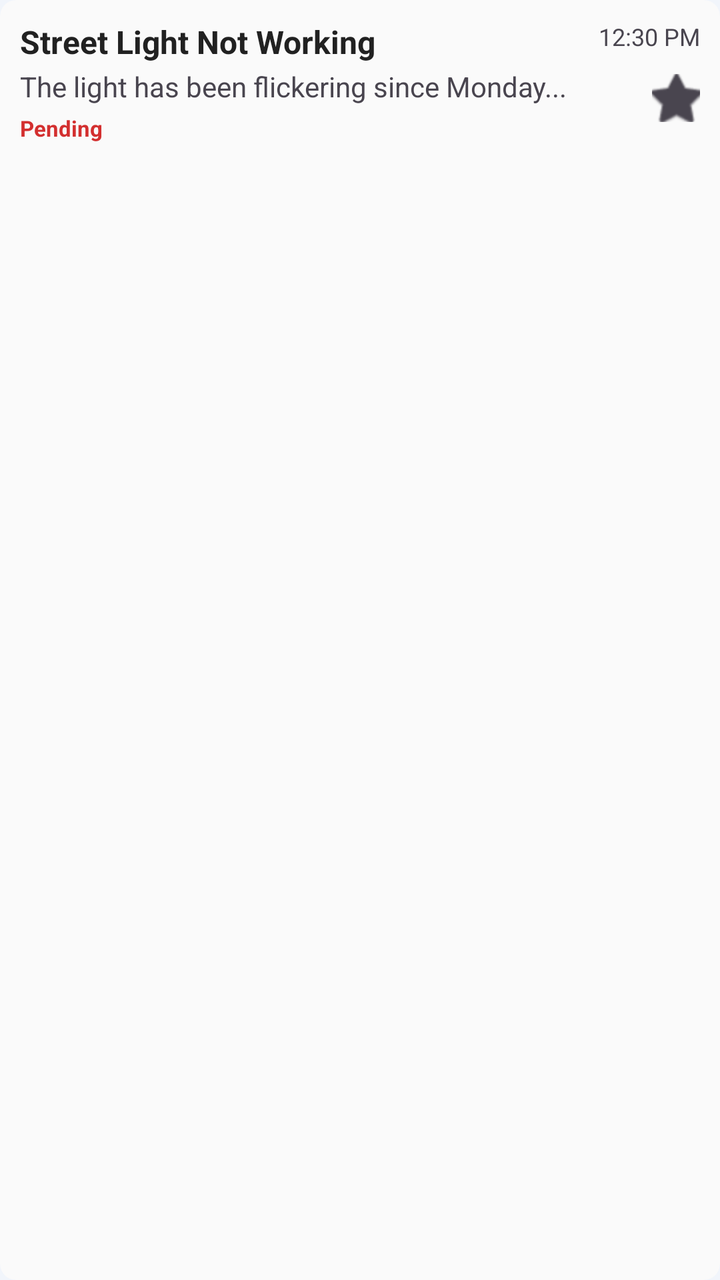
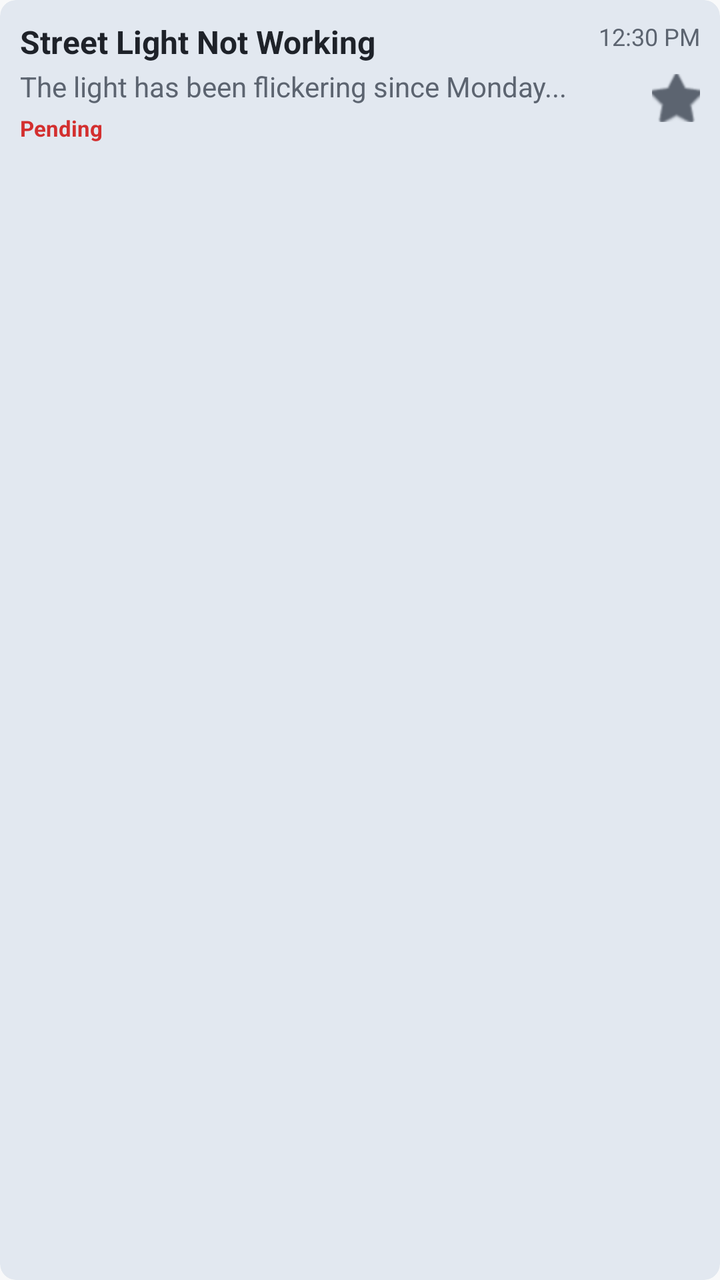

Compare the two renders of this Android layout. The source of the first and the diff that turns it into the second are given below.
<!-- AndroidManifest.xml: application theme Theme.Urbanfix -->
<!-- res/layout/item_complaints.xml -->
<?xml version="1.0" encoding="utf-8"?>
<com.google.android.material.card.MaterialCardView
    xmlns:android="http://schemas.android.com/apk/res/android"
    xmlns:app="http://schemas.android.com/apk/res-auto"
    xmlns:tools="http://schemas.android.com/tools"
    android:layout_width="match_parent"
    android:layout_height="wrap_content"
    android:layout_marginHorizontal="6dp"
    android:layout_marginVertical="1dp"
    app:cardCornerRadius="8dp"
    app:cardElevation="0dp"
    app:strokeWidth="0dp"
    app:cardBackgroundColor="?attr/colorSurface"
    android:foreground="?attr/selectableItemBackground">

    <androidx.constraintlayout.widget.ConstraintLayout
        android:layout_width="match_parent"
        android:layout_height="wrap_content"
        android:padding="10dp">

        <TextView
            android:id="@+id/tvComplaintTitle"
            android:layout_width="0dp"
            android:layout_height="wrap_content"
            android:layout_marginEnd="12dp"
            android:ellipsize="end"
            android:maxLines="1"
            android:text="Street Light Not Working"
            android:textColor="?attr/colorOnSurface"
            android:textSize="16sp"
            android:textStyle="bold"
            app:layout_constraintEnd_toStartOf="@+id/tvDateTime"
            app:layout_constraintStart_toStartOf="parent"
            app:layout_constraintTop_toTopOf="parent" />

        <TextView
            android:id="@+id/tvDateTime"
            android:layout_width="wrap_content"
            android:layout_height="wrap_content"
            android:text="12:30 PM"
            android:textColor="?android:attr/textColorSecondary"
            android:textSize="12sp"
            app:layout_constraintEnd_toEndOf="parent"
            app:layout_constraintTop_toTopOf="@+id/tvComplaintTitle" />

        <TextView
            android:id="@+id/tvComplaintDescription"
            android:layout_width="0dp"
            android:layout_height="wrap_content"
            android:layout_marginTop="2dp"
            android:layout_marginEnd="8dp"
            android:ellipsize="end"
            android:maxLines="1"
            android:text="The light has been flickering since Monday..."
            android:textColor="?android:attr/textColorSecondary"
            android:textSize="14sp"
            app:layout_constraintEnd_toStartOf="@+id/ivStar"
            app:layout_constraintStart_toStartOf="parent"
            app:layout_constraintTop_toBottomOf="@+id/tvComplaintTitle" />

        <CheckBox
            android:id="@+id/ivStar"
            android:layout_width="24dp"
            android:layout_height="24dp"
            android:background="@null"
            android:button="@android:drawable/btn_star_big_off"
            android:buttonTint="?attr/colorPrimary"
            app:layout_constraintBottom_toBottomOf="parent"
            app:layout_constraintEnd_toEndOf="parent"
            app:layout_constraintTop_toBottomOf="@+id/tvDateTime" />

        <TextView
            android:id="@+id/tvStatus"
            android:layout_width="wrap_content"
            android:layout_height="wrap_content"
            android:layout_marginTop="4dp"
            android:text="Pending"
            android:textColor="#D32F2F"
            android:textSize="11sp"
            android:textStyle="bold"
            app:layout_constraintStart_toStartOf="parent"
            app:layout_constraintTop_toBottomOf="@+id/tvComplaintDescription" />

    </androidx.constraintlayout.widget.ConstraintLayout>
</com.google.android.material.card.MaterialCardView>
<!-- resources referenced by this layout -->
<resources>
  <style name="Theme.Urbanfix" parent="Base.Theme.Urbanfix" />
  <style name="Base.Theme.Urbanfix" parent="Theme.Material3.DayNight.NoActionBar">
          <item name="colorPrimary">#1976D2</item>
          <item name="colorOnPrimary">#FFFFFF</item>
          <item name="colorSecondary">#42A5F5</item>
          <item name="colorOnSecondary">#FFFFFF</item>
  
          <item name="android:statusBarColor">#1976D2</item>
          <item name="android:windowLightStatusBar">false</item>
  
          <item name="android:windowBackground">@color/google_lavender_blue</item>
          <item name="colorSurface">@color/dark_white_card</item>
          <item name="colorOnSurface">#212121</item>
          <item name="colorSurfaceVariant">#ECEFF1</item>
  
          <item name="elevationOverlayEnabled">false</item>
  
          <item name="android:textSize">16sp</item>
      </style>
  <color name="google_lavender_blue">#F1F5FB</color>
  <color name="dark_white_card">#FAFAFA</color>
</resources>

<!-- the commit's change to res/layout/item_complaints.xml (unified diff, before → after) -->
@@ -10,36 +10,32 @@
     app:cardCornerRadius="8dp"
     app:cardElevation="0dp"
     app:strokeWidth="0dp"
-    app:cardBackgroundColor="?attr/colorSurface"
-    android:foreground="?attr/selectableItemBackground">
+    app:cardBackgroundColor="?attr/colorSurfaceVariant" android:foreground="?attr/selectableItemBackground">
 
     <androidx.constraintlayout.widget.ConstraintLayout
         android:layout_width="match_parent"
         android:layout_height="wrap_content"
-        android:padding="10dp">
-
-        <TextView
-            android:id="@+id/tvComplaintTitle"
-            android:layout_width="0dp"
-            android:layout_height="wrap_content"
-            android:layout_marginEnd="12dp"
-            android:ellipsize="end"
-            android:maxLines="1"
-            android:text="Street Light Not Working"
-            android:textColor="?attr/colorOnSurface"
-            android:textSize="16sp"
-            android:textStyle="bold"
-            app:layout_constraintEnd_toStartOf="@+id/tvDateTime"
-            app:layout_constraintStart_toStartOf="parent"
-            app:layout_constraintTop_toTopOf="parent" />
+        android:padding="10dp"> <TextView
+        android:id="@+id/tvComplaintTitle"
+        android:layout_width="0dp"
+        android:layout_height="wrap_content"
+        android:layout_marginEnd="12dp"
+        android:ellipsize="end"
+        android:maxLines="1"
+        android:text="Street Light Not Working"
+        android:textColor="?attr/colorOnSurface"
+        android:textSize="16sp"
+        android:textStyle="bold"
+        app:layout_constraintEnd_toStartOf="@+id/tvDateTime"
+        app:layout_constraintStart_toStartOf="parent"
+        app:layout_constraintTop_toTopOf="parent" />
 
         <TextView
             android:id="@+id/tvDateTime"
             android:layout_width="wrap_content"
             android:layout_height="wrap_content"
             android:text="12:30 PM"
-            android:textColor="?android:attr/textColorSecondary"
-            android:textSize="12sp"
+            android:textColor="?attr/colorOnSurfaceVariant" android:textSize="12sp"
             app:layout_constraintEnd_toEndOf="parent"
             app:layout_constraintTop_toTopOf="@+id/tvComplaintTitle" />
 
@@ -52,8 +48,7 @@
             android:ellipsize="end"
             android:maxLines="1"
             android:text="The light has been flickering since Monday..."
-            android:textColor="?android:attr/textColorSecondary"
-            android:textSize="14sp"
+            android:textColor="?attr/colorOnSurfaceVariant" android:textSize="14sp"
             app:layout_constraintEnd_toStartOf="@+id/ivStar"
             app:layout_constraintStart_toStartOf="parent"
             app:layout_constraintTop_toBottomOf="@+id/tvComplaintTitle" />
<!-- resource entries referenced after the edit -->
@@ -7,19 +7,25 @@
           <item name="colorSecondary">#42A5F5</item>
           <item name="colorOnSecondary">#FFFFFF</item>
   
-          <item name="android:statusBarColor">#1976D2</item>
-          <item name="android:windowLightStatusBar">false</item>
+          <item name="android:statusBarColor">@color/premium_bg</item>
+          <item name="android:windowLightStatusBar">true</item>
   
-          <item name="android:windowBackground">@color/google_lavender_blue</item>
-          <item name="colorSurface">@color/dark_white_card</item>
-          <item name="colorOnSurface">#212121</item>
-          <item name="colorSurfaceVariant">#ECEFF1</item>
+          <item name="android:windowBackground">@color/premium_bg</item>
+          <item name="colorSurface">@color/premium_bg</item>
+          <item name="colorOnSurface">@color/text_primary</item>
+  
+          <item name="colorSurfaceVariant">@color/premium_card_contrast</item>
+          <item name="colorOnSurfaceVariant">@color/text_secondary</item>
+  
+          <item name="colorSurfaceContainer">#FFFFFF</item>
   
           <item name="elevationOverlayEnabled">false</item>
   
           <item name="android:textSize">16sp</item>
       </style>
-  <color name="google_lavender_blue">#F1F5FB</color>
-  <color name="dark_white_card">#FAFAFA</color>
+  <color name="premium_bg">#F8F9FA</color>
+  <color name="text_primary">#1E2229</color>
+  <color name="premium_card_contrast">#E2E8F0</color>
+  <color name="text_secondary">#5C6470</color>
 </resources>
 
